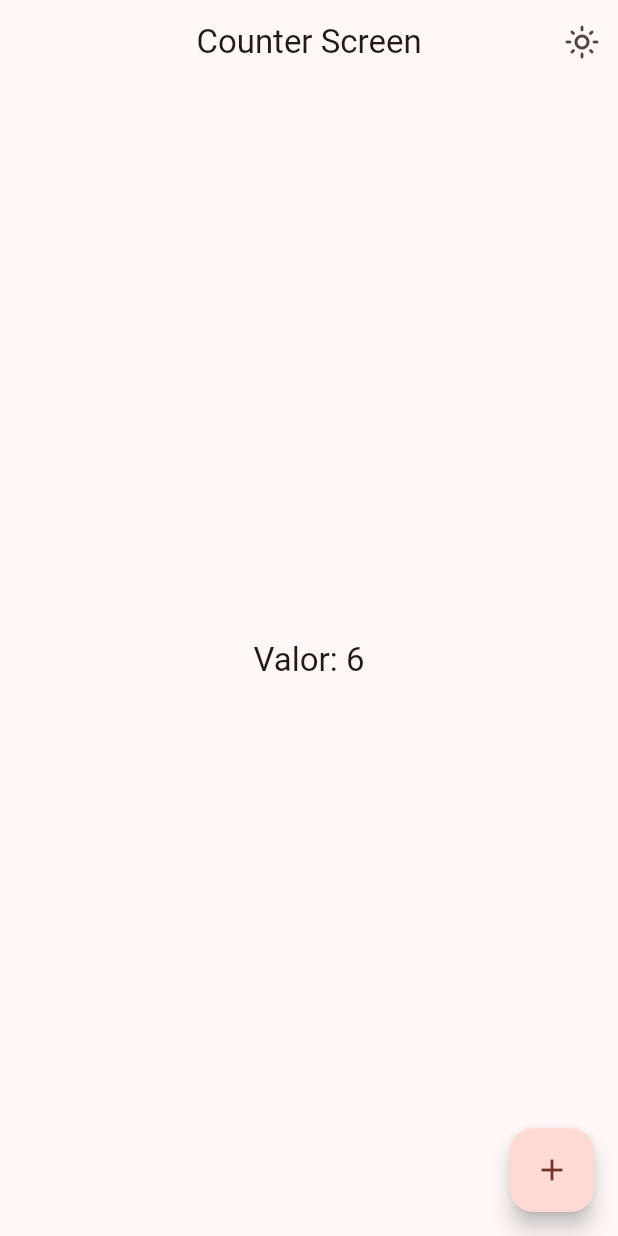
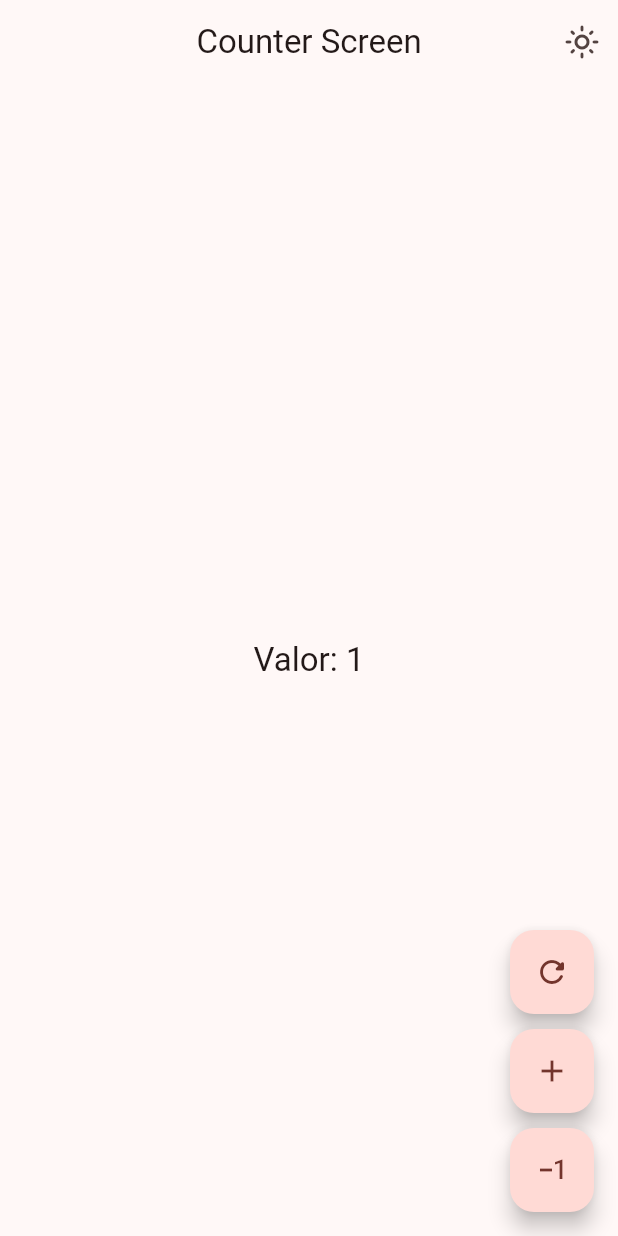
Before and after one commit to devnud/widgets_app, a Flutter app: the CounterScreen screen opened by its route, after a tap on the "add" icon, on a phone screen of 412 x 824 dp. Run offline on Flutter 3.47's test engine with Material 3 defaults, Android fonts, the phone set to English and light mode, and no system bars; our stand-ins replace animate_do, flutter_riverpod, go_router.

Commit message:
actualizado counter

```diff
--- a/lib/presentation/providers/counter_provider.dart
+++ b/lib/presentation/providers/counter_provider.dart
@@ -1,3 +1,24 @@
 import 'package:flutter_riverpod/flutter_riverpod.dart';
 
 final counterProvider = StateProvider<int>((ref) => 5);
+
+final counterNotifierProvider =
+    StateNotifierProvider<CounterNotifier, int>((ref) => CounterNotifier());
+
+// Controler o Norifier
+class CounterNotifier extends StateNotifier<int> {
+  // STATE = Estado = new AppTheme()
+  CounterNotifier() : super(0);
+
+  void increment() {
+    state++;
+  }
+
+  void decrement() {
+    state--;
+  }
+
+  void reset() {
+    state = 0;
+  }
+}
--- a/lib/presentation/screens/counter/counter_screen.dart
+++ b/lib/presentation/screens/counter/counter_screen.dart
@@ -9,8 +9,7 @@ class CounterScreen extends ConsumerWidget {
 
   @override
   Widget build(BuildContext context, WidgetRef ref) {
-
-    final int clickCounter = ref.watch(counterProvider);
+    final int clickCounter = ref.watch(counterNotifierProvider);
     final bool isDarkMode = ref.watch(themeNotifierProvider).isDarkMode;
 
     return Scaffold(
@@ -34,13 +33,37 @@ class CounterScreen extends ConsumerWidget {
           style: Theme.of(context).textTheme.titleLarge,
         ),
       ),
-      floatingActionButton: FloatingActionButton(
+      floatingActionButton: Column(
+        mainAxisAlignment: MainAxisAlignment.end,
+        children: [
+          FloatingActionButton(
+            onPressed: () {
+              // las dos valen igual
+              ref.watch(counterNotifierProvider.notifier).reset();
+              // ref.read(counterProvider.notifier).update((state) => state + 1);
+            },
+            child: const Icon(Icons.refresh_rounded),
+          ),
+          const SizedBox(height: 10),
+          FloatingActionButton(
+            onPressed: () {
+              // las dos valen igual
+              ref.watch(counterNotifierProvider.notifier).increment();
+              // ref.read(counterProvider.notifier).update((state) => state + 1);
+            },
+            child: const Icon(Icons.add),
+          ),
+          const SizedBox(height: 10),
+          FloatingActionButton(
         onPressed: () {
           // las dos valen igual
-          ref.read(counterProvider.notifier).state++;
+          ref.watch(counterNotifierProvider.notifier).decrement();
           // ref.read(counterProvider.notifier).update((state) => state + 1);
         },
-        child: const Icon(Icons.add),
+        child: const Icon(Icons.exposure_neg_1_outlined),
+      ),
+
+        ],
       ),
     );
   }
```
Also changed, not shown: 1 other file.
